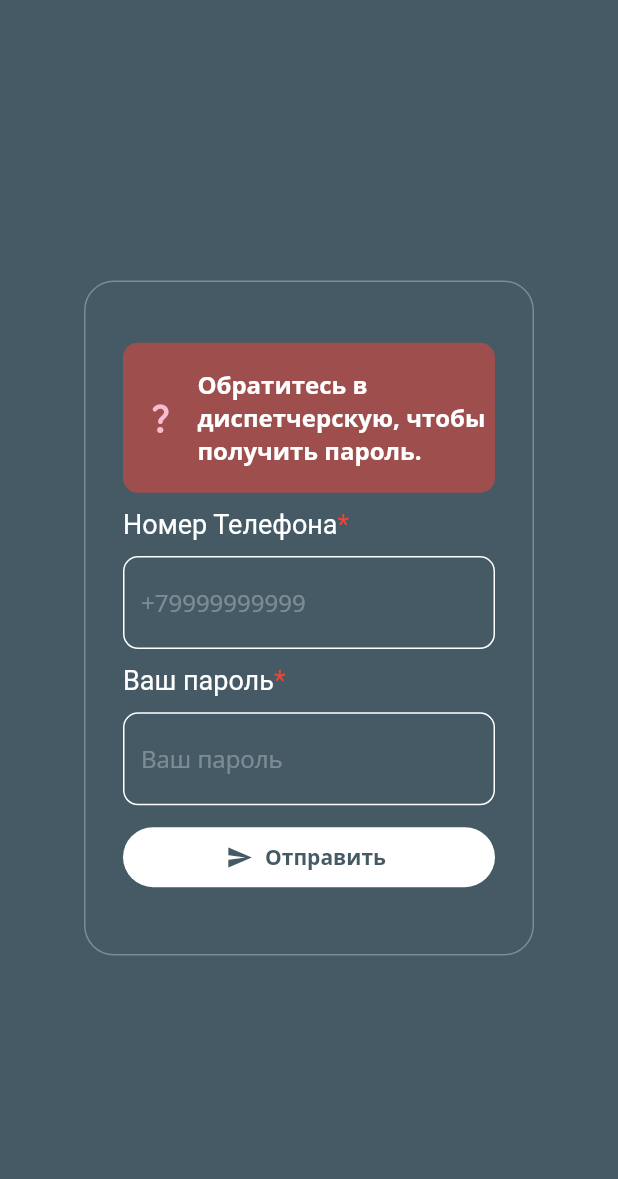
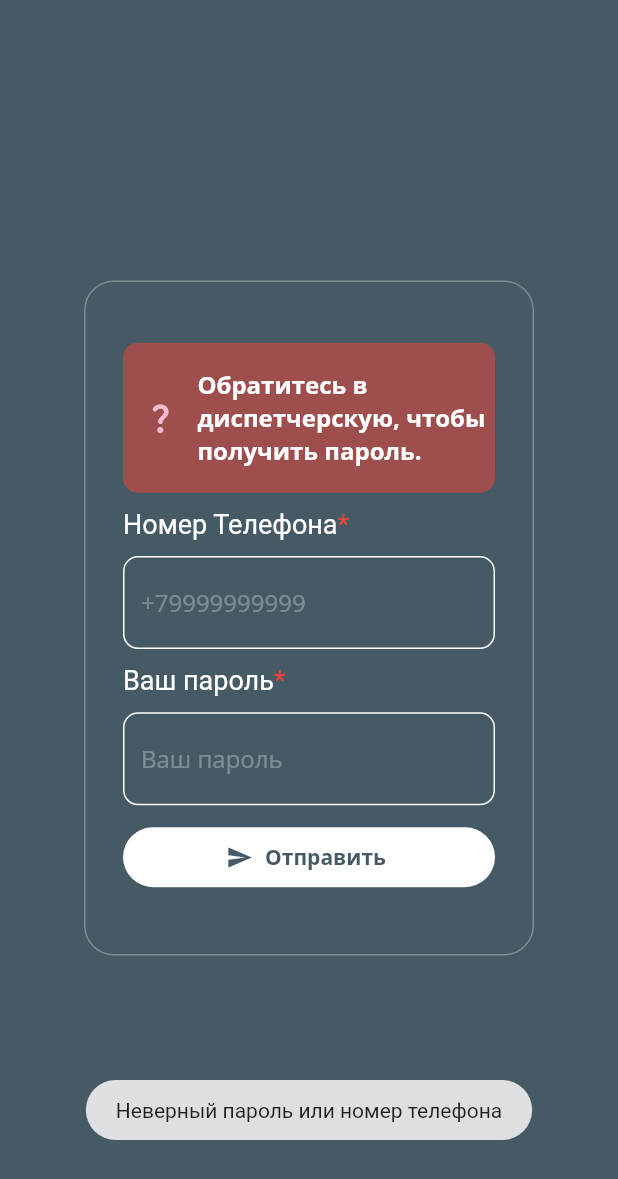
Before and after one commit to qoeru/Controller, a Flutter app: the screen it shows after launch, after a tap on "Отправить", on a phone screen of 412 x 824 dp. Shown: the top 1179 px of the screen. Run offline on Flutter 3.47's test engine with Material 2 defaults, Android fonts, the phone set to English and light mode, and no system bars; our stand-ins replace fluttertoast, google_fonts; network calls fail.

Commit message:
Добавлена аутенфикация пользователя

```diff
--- a/lib/main.dart
+++ b/lib/main.dart
@@ -1,9 +1,14 @@
+import 'package:controler_app/models/apiService.dart';
 import 'package:controler_app/pages/login.dart';
 import 'package:controler_app/pages/request.dart';
 import 'package:flutter/material.dart';
 import 'package:google_fonts/google_fonts.dart';
 
-void main() {
+Widget _defaultHome = const AuthPage();
+
+void main() async {
+  WidgetsFlutterBinding.ensureInitialized();
+
   runApp(const MyApp());
 }
 
@@ -19,7 +24,10 @@ class MyApp extends StatelessWidget {
       theme: ThemeData(
         textTheme: GoogleFonts.openSansTextTheme(),
       ),
-      home: const AuthPage(),
+      routes: {
+        '/': (context) => const AuthPage(),
+        '/user': (context) => const RequestPage(),
+      },
     );
   }
 }
--- a/lib/models/apiService.dart
+++ b/lib/models/apiService.dart
@@ -10,9 +10,7 @@ import 'package:controler_app/env.sample.dart';
 class ApiService {
   ApiService();
 
-  void login(String phone, String password) async {
-    log(phone);
-    log(password);
+  Future<bool> isLoggedIn(String phone, String password) async {
     try {
       var response = await http.post(Uri.parse(Env.baseUrl + Env.apiEndpoint),
           body: jsonEncode(<String, String>{
@@ -24,12 +22,11 @@ class ApiService {
             "content-type": "application/json"
           });
       if (response.statusCode == 200) {
-        log('congratulations!');
-      } else {
-        log(response.statusCode.toString());
+        return true;
       }
     } catch (e) {
       log(e.toString());
     }
+    return false;
   }
 }
--- a/lib/pages/login.dart
+++ b/lib/pages/login.dart
@@ -1,21 +1,31 @@
 import 'package:controler_app/models/apiService.dart';
 import 'package:controler_app/pages/request.dart';
 import 'package:flutter/material.dart';
+import 'package:fluttertoast/fluttertoast.dart';
 
-class AuthPage extends StatelessWidget {
+class AuthPage extends StatefulWidget {
   const AuthPage({super.key});
 
   @override
-  Widget build(BuildContext context) {
-    return Scaffold(
-      backgroundColor: Colors.blueGrey.shade700,
-      body: Login(),
-    );
-  }
+  State<AuthPage> createState() => _AuthPageState();
 }
 
-class Login extends StatelessWidget {
-  const Login({super.key});
+class _AuthPageState extends State<AuthPage> {
+  ApiService apiService = ApiService();
+
+  final _phoneController = TextEditingController();
+  final _passwordController = TextEditingController();
+
+  void signUserIn(String phone, String password) async {
+    bool isSigned = await apiService.isLoggedIn(phone, password);
+
+    if (!isSigned) {
+      Fluttertoast.showToast(msg: 'Неверный пароль или номер телефона');
+      return;
+    }
+
+    Navigator.pushNamed(context, '/user');
+  }
 
   @override
   Widget build(BuildContext context) {
@@ -49,12 +59,11 @@ class Login extends StatelessWidget {
         borderSide: BorderSide(color: Colors.white),
         borderRadius: BorderRadius.all(Radius.circular(10)));
 
-    final _phoneController = TextEditingController();
-    final _passwordController = TextEditingController();
-
     ApiService apiService = ApiService();
 
-    return SafeArea(
+    return Scaffold(
+      backgroundColor: Colors.blueGrey.shade700,
+      body: SafeArea(
         child: Align(
           alignment: Alignment.center,
           child: Container(
@@ -81,7 +90,8 @@ class Login extends StatelessWidget {
                           child: Icon(
                             Icons.question_mark_rounded,
                             color: Colors.pink.shade100,
-                          )),
+                          ),
+                        ),
                         const Expanded(
                           flex: 4,
                           child: Text(
@@ -102,12 +112,13 @@ class Login extends StatelessWidget {
                     controller: _phoneController,
                     decoration: InputDecoration(
                       hintText: '+79999999999',
-                    hintStyle: TextStyle(color: Colors.white.withOpacity(0.3)),
+                      hintStyle:
+                          TextStyle(color: Colors.white.withOpacity(0.3)),
                       focusedBorder: textFieldBorder,
                       enabledBorder: textFieldBorder,
                       disabledBorder: textFieldBorder,
                     ),
-                  style: TextStyle(color: Colors.white),
+                    style: const TextStyle(color: Colors.white),
                     keyboardType: TextInputType.phone,
                   ),
                   passwordString,
@@ -115,18 +126,19 @@ class Login extends StatelessWidget {
                     controller: _passwordController,
                     decoration: InputDecoration(
                       hintText: 'Ваш пароль',
-                    hintStyle: TextStyle(color: Colors.white.withOpacity(0.3)),
+                      hintStyle:
+                          TextStyle(color: Colors.white.withOpacity(0.3)),
                       focusedBorder: textFieldBorder,
                       enabledBorder: textFieldBorder,
                       disabledBorder: textFieldBorder,
                     ),
-                  style: TextStyle(color: Colors.white),
+                    style: const TextStyle(color: Colors.white),
                     obscureText: true,
                   ),
                   Builder(builder: (context) {
                     return FilledButton.icon(
                       onPressed: () {
-                      apiService.login(
+                        signUserIn(
                             _phoneController.text, _passwordController.text);
                       },
                       icon: Icon(
@@ -148,6 +160,7 @@ class Login extends StatelessWidget {
             ),
           ),
         ),
+      ),
     );
   }
 }
--- a/pubspec.yaml
+++ b/pubspec.yaml
@@ -37,6 +37,7 @@ dependencies:
   cupertino_icons: ^1.0.2
   google_fonts: ^4.0.3
   http: ^0.13.5
+  fluttertoast: ^8.2.1
 
 dev_dependencies:
   flutter_test:
```
Also changed, not shown: pubspec.lock. Lines whose indentation alone changed are shown as unchanged.
